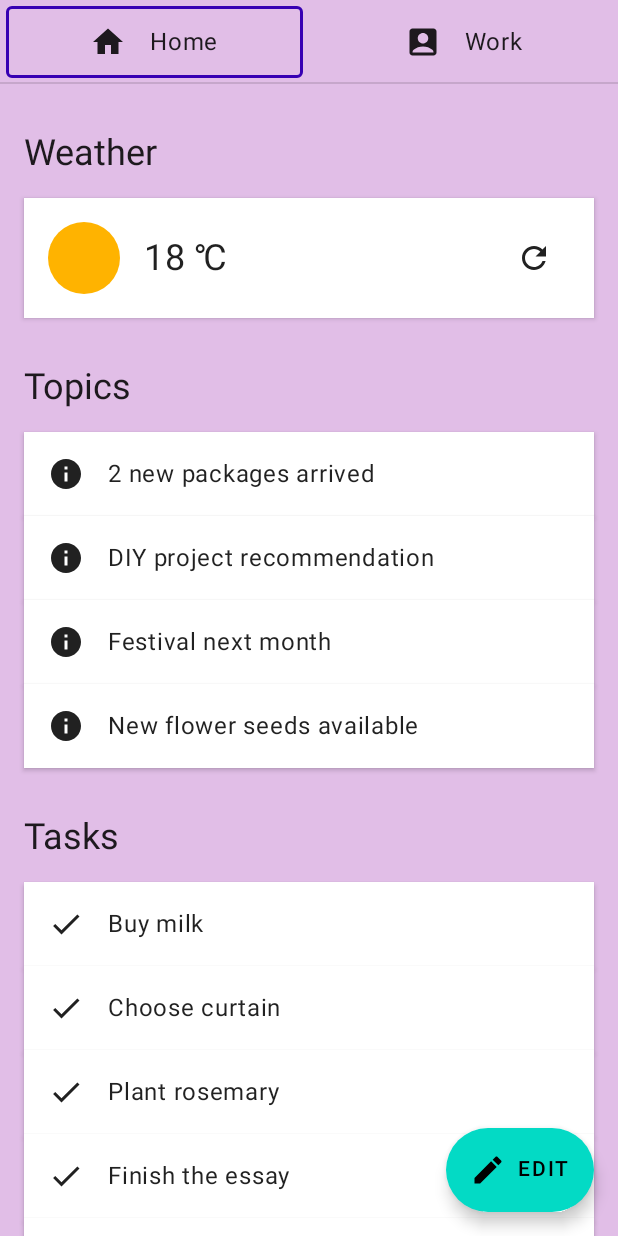
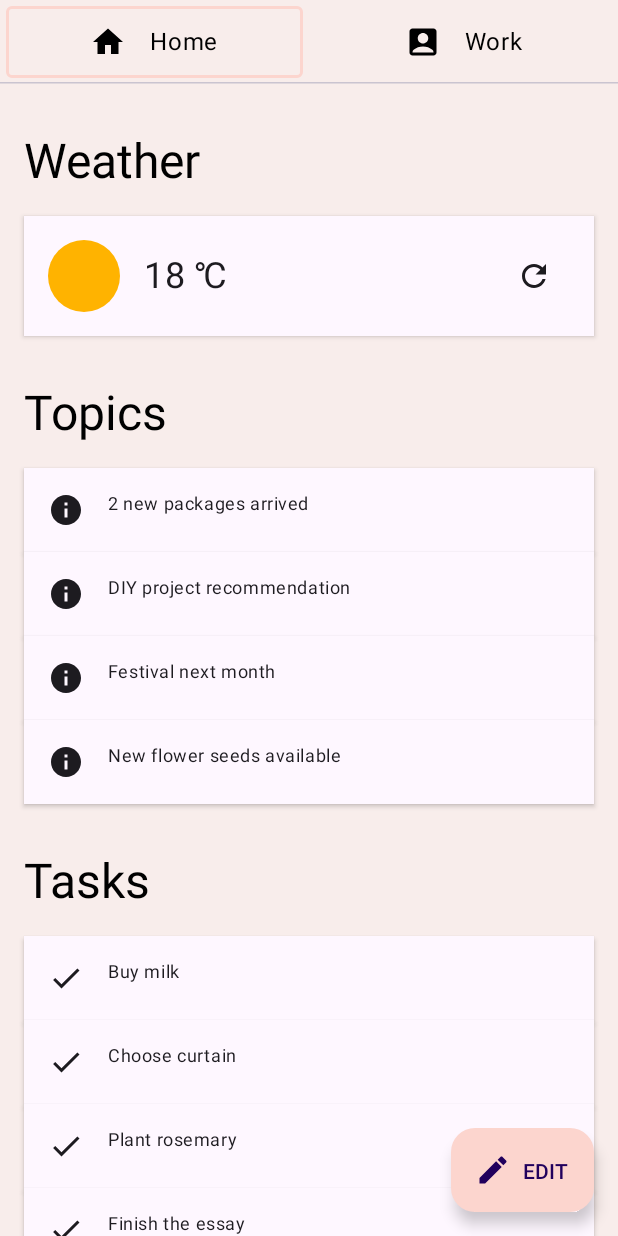
Before and after one commit to degznn/Lab13-Codelab-Animaciones, an Android app built with Jetpack Compose: the screen it shows after launch (MainActivity), on a phone screen of 412 x 824 dp. Run offline under Robolectric (Android 15) with nearby library versions, the phone set to English and light mode, and no system bars; libraries missing offline, so code that uses them is left out: kotlin.math.absoluteValue, kotlin.math.roundToInt, kotlinx.coroutines.coroutineScope, kotlinx.coroutines.delay, kotlinx.coroutines.launch.

Commit message:
Update animation codelab
* Use Material 3
* Change colors to be a bit softer
* Enable Edge-to-Edge

```diff
--- a/finished/src/main/java/com/example/android/codelab/animation/MainActivity.kt
+++ b/finished/src/main/java/com/example/android/codelab/animation/MainActivity.kt
@@ -19,6 +19,7 @@ package com.example.android.codelab.animation
 import android.os.Bundle
 import androidx.activity.ComponentActivity
 import androidx.activity.compose.setContent
+import androidx.activity.enableEdgeToEdge
 import com.example.android.codelab.animation.ui.AnimationCodelabTheme
 import com.example.android.codelab.animation.ui.home.Home
 
@@ -26,6 +27,7 @@ class MainActivity : ComponentActivity() {
 
     override fun onCreate(savedInstanceState: Bundle?) {
         super.onCreate(savedInstanceState)
+        enableEdgeToEdge()
         setContent {
             AnimationCodelabTheme {
                 Home()
--- a/finished/src/main/java/com/example/android/codelab/animation/ui/Color.kt
+++ b/finished/src/main/java/com/example/android/codelab/animation/ui/Color.kt
@@ -18,10 +18,11 @@ package com.example.android.codelab.animation.ui
 
 import androidx.compose.ui.graphics.Color
 
-val Purple100 = Color(0xFFE1BEE7)
-val Purple500 = Color(0xFF6200EE)
-val Purple700 = Color(0xFF3700B3)
-val Teal200 = Color(0xFF03DAC5)
-val Green300 = Color(0xFF81C784)
-val Green800 = Color(0xFF2E7D32)
 val Amber600 = Color(0xFFFFB300)
+
+val Melon = Color(0xFFfec5bb)
+val PaleDogwood = Color(0xFFfcd5ce)
+val Seashell = Color(0xFFf8edeb)
+val Peach = Color(0xFFfec89a)
+val Green = Color(0xFFd8e2dc)
+val GreenLight = Color(0xFFEBF1EE)
--- a/finished/src/main/java/com/example/android/codelab/animation/ui/Theme.kt
+++ b/finished/src/main/java/com/example/android/codelab/animation/ui/Theme.kt
@@ -16,19 +16,21 @@
 
 package com.example.android.codelab.animation.ui
 
-import androidx.compose.material.MaterialTheme
-import androidx.compose.material.lightColors
+import androidx.compose.material3.MaterialTheme
+import androidx.compose.material3.lightColorScheme
 import androidx.compose.runtime.Composable
+import androidx.compose.ui.graphics.Color
 
 @Composable
 fun AnimationCodelabTheme(content: @Composable () -> Unit) {
-    val colors = lightColors(
-        primary = Purple500,
-        primaryVariant = Purple700,
-        secondary = Teal200
+    val colors = lightColorScheme(
+        primary = Melon,
+        primaryContainer = PaleDogwood,
+        onPrimary = Color.Black,
+        secondary = Peach
     )
     MaterialTheme(
-        colors = colors,
+        colorScheme = colors,
         content = content
     )
 }
--- a/finished/src/main/java/com/example/android/codelab/animation/ui/home/Home.kt
+++ b/finished/src/main/java/com/example/android/codelab/animation/ui/home/Home.kt
@@ -49,14 +49,20 @@ import androidx.compose.foundation.layout.Column
 import androidx.compose.foundation.layout.PaddingValues
 import androidx.compose.foundation.layout.Row
 import androidx.compose.foundation.layout.Spacer
+import androidx.compose.foundation.layout.WindowInsets
+import androidx.compose.foundation.layout.WindowInsetsSides
+import androidx.compose.foundation.layout.consumeWindowInsets
 import androidx.compose.foundation.layout.fillMaxSize
 import androidx.compose.foundation.layout.fillMaxWidth
 import androidx.compose.foundation.layout.height
 import androidx.compose.foundation.layout.heightIn
 import androidx.compose.foundation.layout.offset
+import androidx.compose.foundation.layout.only
 import androidx.compose.foundation.layout.padding
+import androidx.compose.foundation.layout.safeDrawing
 import androidx.compose.foundation.layout.size
 import androidx.compose.foundation.layout.width
+import androidx.compose.foundation.layout.windowInsetsTopHeight
 import androidx.compose.foundation.layout.wrapContentSize
 import androidx.compose.foundation.lazy.LazyColumn
 import androidx.compose.foundation.lazy.LazyListState
@@ -64,17 +70,6 @@ import androidx.compose.foundation.lazy.items
 import androidx.compose.foundation.lazy.rememberLazyListState
 import androidx.compose.foundation.shape.CircleShape
 import androidx.compose.foundation.shape.RoundedCornerShape
-import androidx.compose.material.ExperimentalMaterialApi
-import androidx.compose.material.FloatingActionButton
-import androidx.compose.material.Icon
-import androidx.compose.material.IconButton
-import androidx.compose.material.MaterialTheme
-import androidx.compose.material.Scaffold
-import androidx.compose.material.Surface
-import androidx.compose.material.TabPosition
-import androidx.compose.material.TabRow
-import androidx.compose.material.Text
-import androidx.compose.material.TextButton
 import androidx.compose.material.icons.Icons
 import androidx.compose.material.icons.filled.AccountBox
 import androidx.compose.material.icons.filled.Check
@@ -82,11 +77,22 @@ import androidx.compose.material.icons.filled.Edit
 import androidx.compose.material.icons.filled.Home
 import androidx.compose.material.icons.filled.Info
 import androidx.compose.material.icons.filled.Refresh
+import androidx.compose.material3.FloatingActionButton
+import androidx.compose.material3.Icon
+import androidx.compose.material3.IconButton
+import androidx.compose.material3.MaterialTheme
+import androidx.compose.material3.Scaffold
+import androidx.compose.material3.Surface
+import androidx.compose.material3.TabPosition
+import androidx.compose.material3.TabRow
+import androidx.compose.material3.Text
+import androidx.compose.material3.TextButton
 import androidx.compose.runtime.Composable
 import androidx.compose.runtime.LaunchedEffect
 import androidx.compose.runtime.derivedStateOf
 import androidx.compose.runtime.getValue
 import androidx.compose.runtime.key
+import androidx.compose.runtime.mutableIntStateOf
 import androidx.compose.runtime.mutableStateListOf
 import androidx.compose.runtime.mutableStateOf
 import androidx.compose.runtime.remember
@@ -114,10 +120,10 @@ import androidx.compose.ui.unit.sp
 import com.example.android.codelab.animation.R
 import com.example.android.codelab.animation.ui.Amber600
 import com.example.android.codelab.animation.ui.AnimationCodelabTheme
-import com.example.android.codelab.animation.ui.Green300
-import com.example.android.codelab.animation.ui.Green800
-import com.example.android.codelab.animation.ui.Purple100
-import com.example.android.codelab.animation.ui.Purple700
+import com.example.android.codelab.animation.ui.Green
+import com.example.android.codelab.animation.ui.GreenLight
+import com.example.android.codelab.animation.ui.PaleDogwood
+import com.example.android.codelab.animation.ui.Seashell
 import kotlinx.coroutines.coroutineScope
 import kotlinx.coroutines.delay
 import kotlinx.coroutines.launch
@@ -178,7 +184,7 @@ fun Home() {
     val lazyListState = rememberLazyListState()
 
     // The background color. The value is changed by the current tab.
-    val backgroundColor by animateColorAsState(if (tabPage == TabPage.Home) Purple100 else Green300)
+    val backgroundColor by animateColorAsState(if (tabPage == TabPage.Home) Seashell else GreenLight)
 
     // The coroutine scope for event handlers calling suspend functions.
     val coroutineScope = rememberCoroutineScope()
@@ -190,7 +196,7 @@ fun Home() {
                 onTabSelected = { tabPage = it }
             )
         },
-        backgroundColor = backgroundColor,
+        containerColor = backgroundColor,
         floatingActionButton = {
             HomeFloatingActionButton(
                 extended = lazyListState.isScrollingUp(),
@@ -202,10 +208,15 @@ fun Home() {
             )
         }
     ) { padding ->
+        Box(Modifier
+            .consumeWindowInsets(
+                WindowInsets.safeDrawing.only(WindowInsetsSides.Top)
+            )
+            .padding(padding)) {
+
             LazyColumn(
                 contentPadding = PaddingValues(horizontal = 16.dp, vertical = 32.dp),
-            state = lazyListState,
-            modifier = Modifier.padding(padding)
+                state = lazyListState
             ) {
                 // Weather
                 item { Header(title = stringResource(R.string.weather)) }
@@ -213,7 +224,7 @@ fun Home() {
                 item {
                     Surface(
                         modifier = Modifier.fillMaxWidth(),
-                    elevation = 2.dp
+                        shadowElevation = 2.dp
                     ) {
                         if (weatherLoading) {
                             LoadingRow()
@@ -265,6 +276,7 @@ fun Home() {
                 }
             }
             EditMessage(editMessageShown)
+        }
     }
 }
 
@@ -321,8 +333,8 @@ private fun EditMessage(shown: Boolean) {
     ) {
         Surface(
             modifier = Modifier.fillMaxWidth(),
-            color = MaterialTheme.colors.secondary,
-            elevation = 4.dp
+            color = MaterialTheme.colorScheme.secondary,
+            shadowElevation = 4.dp
         ) {
             Text(
                 text = stringResource(R.string.edit_message),
@@ -337,8 +349,8 @@ private fun EditMessage(shown: Boolean) {
  */
 @Composable
 private fun LazyListState.isScrollingUp(): Boolean {
-    var previousIndex by remember(this) { mutableStateOf(firstVisibleItemIndex) }
-    var previousScrollOffset by remember(this) { mutableStateOf(firstVisibleItemScrollOffset) }
+    var previousIndex by remember(this) { mutableIntStateOf(firstVisibleItemIndex) }
+    var previousScrollOffset by remember(this) { mutableIntStateOf(firstVisibleItemScrollOffset) }
     return remember(this) {
         derivedStateOf {
             if (previousIndex != firstVisibleItemIndex) {
@@ -365,7 +377,7 @@ private fun Header(
     Text(
         text = title,
         modifier = Modifier.semantics { heading() },
-        style = MaterialTheme.typography.h5
+        style = MaterialTheme.typography.headlineLarge
     )
 }
 
@@ -376,14 +388,13 @@ private fun Header(
  * @param expanded Whether the row should be shown expanded with the topic body.
  * @param onClick Called when the row is clicked.
  */
-@OptIn(ExperimentalMaterialApi::class)
 @Composable
 private fun TopicRow(topic: String, expanded: Boolean, onClick: () -> Unit) {
     TopicRowSpacer(visible = expanded)
     Surface(
         modifier = Modifier
             .fillMaxWidth(),
-        elevation = 2.dp,
+        shadowElevation = 2.dp,
         onClick = onClick
     ) {
         Column(
@@ -401,7 +412,7 @@ private fun TopicRow(topic: String, expanded: Boolean, onClick: () -> Unit) {
                 Spacer(modifier = Modifier.width(16.dp))
                 Text(
                     text = topic,
-                    style = MaterialTheme.typography.body1
+                    style = MaterialTheme.typography.bodySmall
                 )
             }
             if (expanded) {
@@ -439,9 +450,12 @@ private fun HomeTabBar(
     tabPage: TabPage,
     onTabSelected: (tabPage: TabPage) -> Unit
 ) {
+    Column {
+        Spacer(Modifier.windowInsetsTopHeight(WindowInsets.safeDrawing))
         TabRow(
             selectedTabIndex = tabPage.ordinal,
-        backgroundColor = backgroundColor,
+            containerColor = backgroundColor,
+            contentColor = MaterialTheme.colorScheme.onPrimary,
             indicator = { tabPositions ->
                 HomeTabIndicator(tabPositions, tabPage)
             }
@@ -456,6 +470,7 @@ private fun HomeTabBar(
                 title = stringResource(R.string.work),
                 onClick = { onTabSelected(TabPage.Work) }
             )
+        }
     }
 }
 
@@ -509,7 +524,7 @@ private fun HomeTabIndicator(
     val color by transition.animateColor(
         label = "Border color"
     ) { page ->
-        if (page == TabPage.Home) Purple700 else Green800
+        if (page == TabPage.Home) PaleDogwood else Green
     }
     Box(
         Modifier
@@ -648,7 +663,7 @@ private fun TaskRow(task: String, onRemove: () -> Unit) {
         modifier = Modifier
             .fillMaxWidth()
             .swipeToDismiss(onRemove),
-        elevation = 2.dp
+        shadowElevation = 2.dp
     ) {
         Row(
             modifier = Modifier
@@ -662,7 +677,7 @@ private fun TaskRow(task: String, onRemove: () -> Unit) {
             Spacer(modifier = Modifier.width(16.dp))
             Text(
                 text = task,
-                style = MaterialTheme.typography.body1
+                style = MaterialTheme.typography.bodySmall
             )
         }
     }
@@ -736,7 +751,7 @@ private fun Modifier.swipeToDismiss(
 @Composable
 private fun PreviewHomeTabBar() {
     HomeTabBar(
-        backgroundColor = Purple100,
+        backgroundColor = PaleDogwood,
         tabPage = TabPage.Home,
         onTabSelected = {}
     )
--- a/start/src/main/java/com/example/android/codelab/animation/MainActivity.kt
+++ b/start/src/main/java/com/example/android/codelab/animation/MainActivity.kt
@@ -19,6 +19,7 @@ package com.example.android.codelab.animation
 import android.os.Bundle
 import androidx.activity.ComponentActivity
 import androidx.activity.compose.setContent
+import androidx.activity.enableEdgeToEdge
 import com.example.android.codelab.animation.ui.AnimationCodelabTheme
 import com.example.android.codelab.animation.ui.home.Home
 
@@ -26,6 +27,7 @@ class MainActivity : ComponentActivity() {
 
     override fun onCreate(savedInstanceState: Bundle?) {
         super.onCreate(savedInstanceState)
+        enableEdgeToEdge()
         setContent {
             AnimationCodelabTheme {
                 Home()
--- a/start/src/main/res/values/themes.xml
+++ b/start/src/main/res/values/themes.xml
@@ -16,7 +16,5 @@
 -->
 <resources xmlns:tools="http://schemas.android.com/tools">
     <style name="Theme.Animation" parent="android:Theme.Material.NoActionBar">
-        <item name="android:colorPrimary">@color/purple_500</item>
-        <item name="android:colorPrimaryDark">@color/purple_700</item>
     </style>
 </resources>
```
Also changed, not shown: finished/build.gradle (+3 -13 lines), start/build.gradle (+3 -13 lines), start/src/main/java/com/example/android/codelab/animation/ui/Color.kt (+7 -6 lines), start/src/main/java/com/example/android/codelab/animation/ui/Theme.kt (+9 -7 lines), start/src/main/java/com/example/android/codelab/animation/ui/home/Home.kt (+48 -33 lines). Lines whose indentation alone changed are shown as unchanged.
